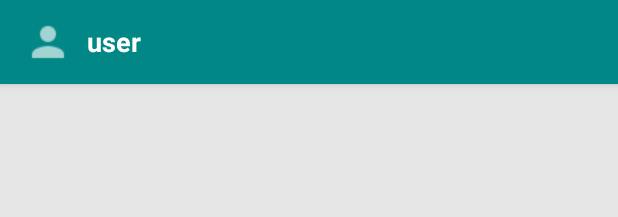
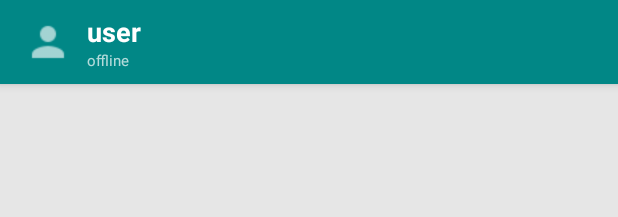
Before and after one commit to Rakesh443/iSmartChat, an Android app: the layout activity_message.xml on its own in the app's theme, with its tools: preview values and no code run, on a phone screen of 412 x 824 dp. Shown: the top 217 px of the screen. Run offline under Robolectric (Android 15) with nearby library versions, the phone set to English and light mode, and no system bars.

Commit message:
showing online feature updated in chat message

```diff
--- a/app/src/main/java/com/raxx/ismartchat/MainActivity.kt
+++ b/app/src/main/java/com/raxx/ismartchat/MainActivity.kt
@@ -2,11 +2,13 @@ package com.raxx.ismartchat
 
 
 import android.content.Intent
+import android.os.Build
 import android.os.Bundle
 import android.view.Menu
 import android.view.MenuItem
 import android.widget.EditText
 import android.widget.Toast
+import androidx.annotation.RequiresApi
 import androidx.appcompat.app.AlertDialog
 import androidx.appcompat.app.AppCompatActivity
 import androidx.appcompat.widget.Toolbar
@@ -25,6 +27,9 @@ import com.raxx.ismartchat.Fragments.SettingsFragment
 import com.raxx.ismartchat.Models.User
 import com.squareup.picasso.Picasso
 import kotlinx.android.synthetic.main.activity_main.*
+import java.sql.Date
+import java.time.LocalDateTime
+import java.time.format.DateTimeFormatter
 
 
 class MainActivity : AppCompatActivity() {
@@ -192,8 +197,13 @@ class MainActivity : AppCompatActivity() {
 
     }
 
+    @RequiresApi(Build.VERSION_CODES.O)
     override fun onBackPressed() {
         super.onBackPressed()
+        val current = LocalDateTime.now()
+
+        val formatter = DateTimeFormatter.ofPattern("yyyyMMdd")
+        val formatted = current.format(formatter)
         updateStatus("offline")
 
     }
--- a/app/src/main/java/com/raxx/ismartchat/MessageActivity.kt
+++ b/app/src/main/java/com/raxx/ismartchat/MessageActivity.kt
@@ -99,6 +99,7 @@ class MessageActivity : AppCompatActivity() {
                 val user: User? = p0.getValue((User::class.java))
 
                 msg_chat_user_name.text = user!!.getUserName()
+                msg_chat_user_online.text = user!!.getStatus()
 
                 Picasso.get().load(user.getProfile()).into(msg_chat_profile_image)
 
--- a/app/src/main/res/layout/activity_message.xml
+++ b/app/src/main/res/layout/activity_message.xml
@@ -20,6 +20,7 @@
         android:background="@color/design_default_color_secondary_variant"
         app:popupTheme="@style/AppTheme.PopupOverlay" >
 
+
         <de.hdodenhof.circleimageview.CircleImageView
             android:id="@+id/msg_chat_profile_image"
             android:layout_width="32dp"
@@ -28,16 +29,36 @@
             android:tint="@android:color/white">
 
         </de.hdodenhof.circleimageview.CircleImageView>
+        <LinearLayout
+            android:layout_width="match_parent"
+            android:layout_height="wrap_content"
+            android:orientation="vertical"
+            >
+
             <TextView
                 android:id="@+id/msg_chat_user_name"
                 android:layout_width="wrap_content"
                 android:layout_height="wrap_content"
                 android:text="user"
                 android:textSize="18sp"
-            android:layout_marginLeft="26dp"
+                android:layout_marginLeft="10dp"
                 android:textColor="@android:color/white"
                 android:textStyle="bold"
                 />
+
+
+            <TextView
+                android:id="@+id/msg_chat_user_online"
+                android:layout_width="wrap_content"
+                android:layout_height="wrap_content"
+                android:text="offline"
+                android:textSize="10sp"
+                android:layout_marginLeft="10dp"
+                />
+
+        </LinearLayout>
+
+
     </androidx.appcompat.widget.Toolbar>
     </com.google.android.material.appbar.AppBarLayout>
 
```
Lines whose indentation alone changed are shown as unchanged.
